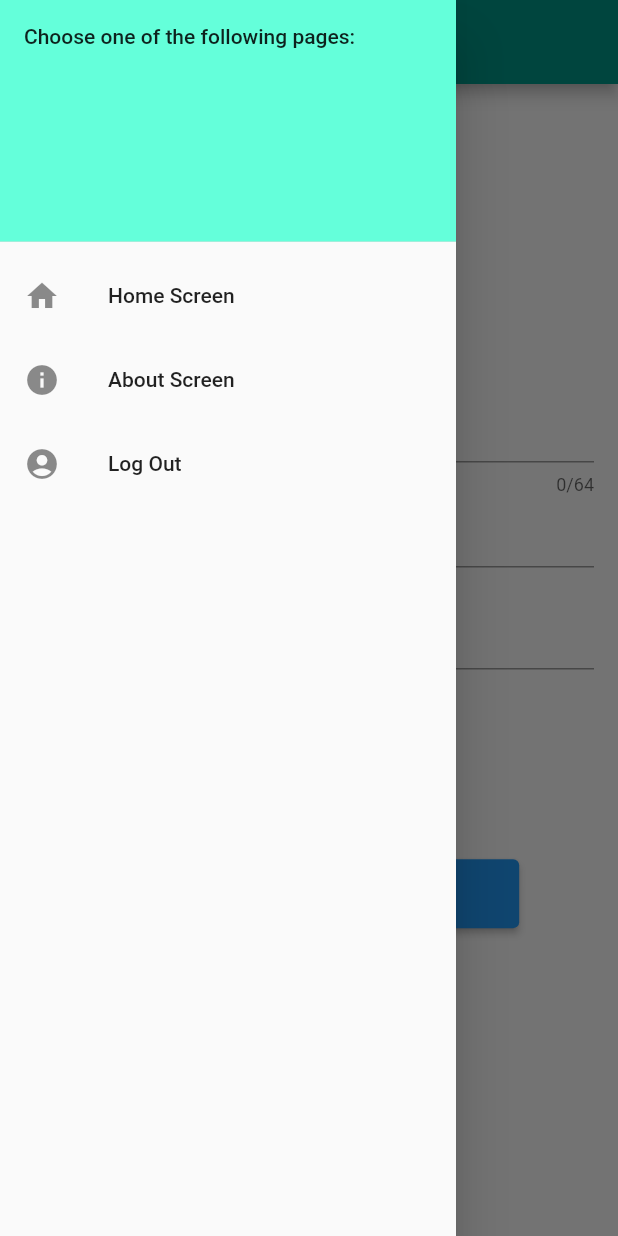
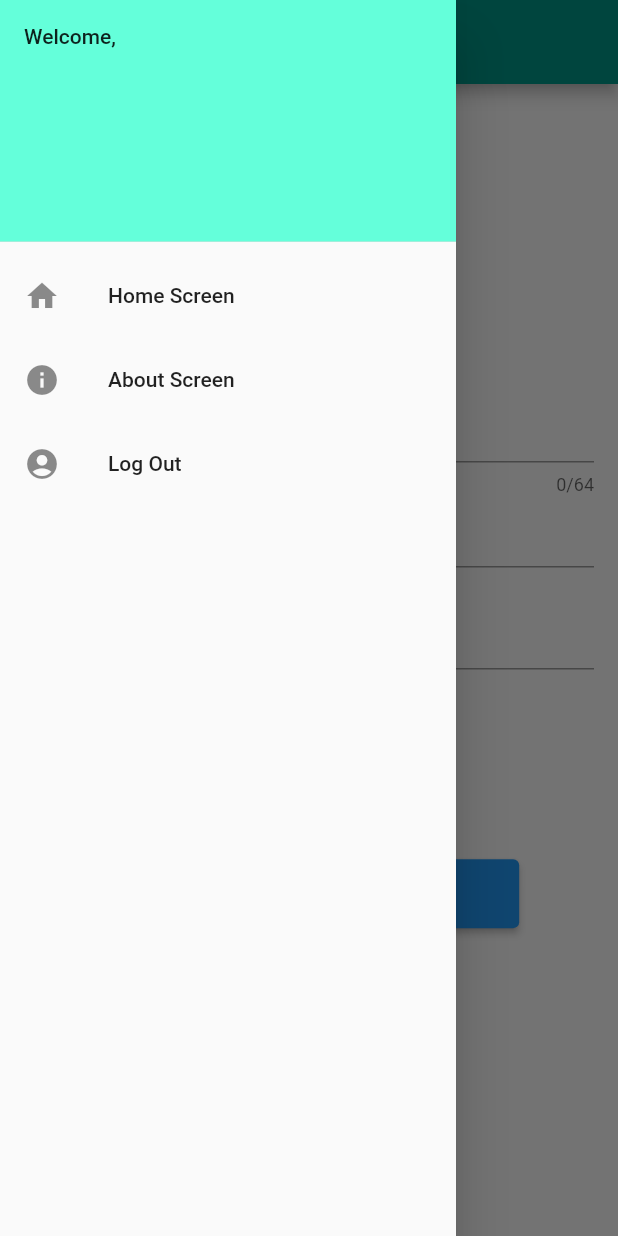
Before and after one commit to traftonrey/uncw-landmark-application, a Flutter app: the SignUpScreen screen opened directly, with the side drawer open, on a phone screen of 412 x 824 dp. Run offline on Flutter 3.47's test engine with Material 2 defaults, Android fonts, the phone set to English and light mode, and no system bars; our stand-ins replace cloud_firestore, firebase_auth, firebase_core; missing offline and left inert: cloud_firestore_web, firebase_auth_web, firebase_core_web; accounts and stored records are empty.

```diff
--- a/lib/login_signup_screen.dart
+++ b/lib/login_signup_screen.dart
@@ -24,9 +24,11 @@ class _LoginScreenState extends State<LoginScreen> {
           child: ListView(
         padding: EdgeInsets.zero,
         children: [
-          const DrawerHeader(
-            decoration: BoxDecoration(color: Colors.tealAccent),
-            child: Text("Choose one of the following pages:"),
+          DrawerHeader(
+            decoration: const BoxDecoration(color: Colors.tealAccent),
+            child: FirebaseAuth.instance.currentUser == null
+                ? const Text("Choose one of the following pages:")
+                : Text("Welcome, ${FirebaseAuth.instance.currentUser?.email}"),
           ),
           ListTile(
             leading: const Icon(Icons.home),
@@ -203,9 +205,11 @@ class _SignUpScreenState extends State<SignUpScreen> {
           child: ListView(
         padding: EdgeInsets.zero,
         children: [
-          const DrawerHeader(
-            decoration: BoxDecoration(color: Colors.tealAccent),
-            child: Text("Choose one of the following pages:"),
+          DrawerHeader(
+            decoration: const BoxDecoration(color: Colors.tealAccent),
+            child: FirebaseAuth.instance.currentUser == null
+                ? const Text("Choose one of the following pages:")
+                : Text("Welcome, ${FirebaseAuth.instance.currentUser?.email}"),
           ),
           ListTile(
             leading: const Icon(Icons.home),
--- a/lib/main.dart
+++ b/lib/main.dart
@@ -1,11 +1,11 @@
 import 'package:flutter/material.dart';
 import 'package:firebase_core/firebase_core.dart';
-import 'package:uncw_landmark_app/home_screen.dart';
+import 'package:uncw_landmark_app/login_signup_screen.dart';
 import 'firebase_options.dart';
 
 void main() async {
   WidgetsFlutterBinding.ensureInitialized();
   await Firebase.initializeApp(options: DefaultFirebaseOptions.currentPlatform);
   runApp(const MaterialApp(
-      title: "UNCW Map and Points of Interest", home: HomeScreen()));
+      title: "UNCW Map and Points of Interest", home: LoginScreen()));
 }
```
Also changed, not shown: lib/FB/FBfunctions.dart (+18 -0 lines), lib/home_screen.dart (+12 -1 lines).
